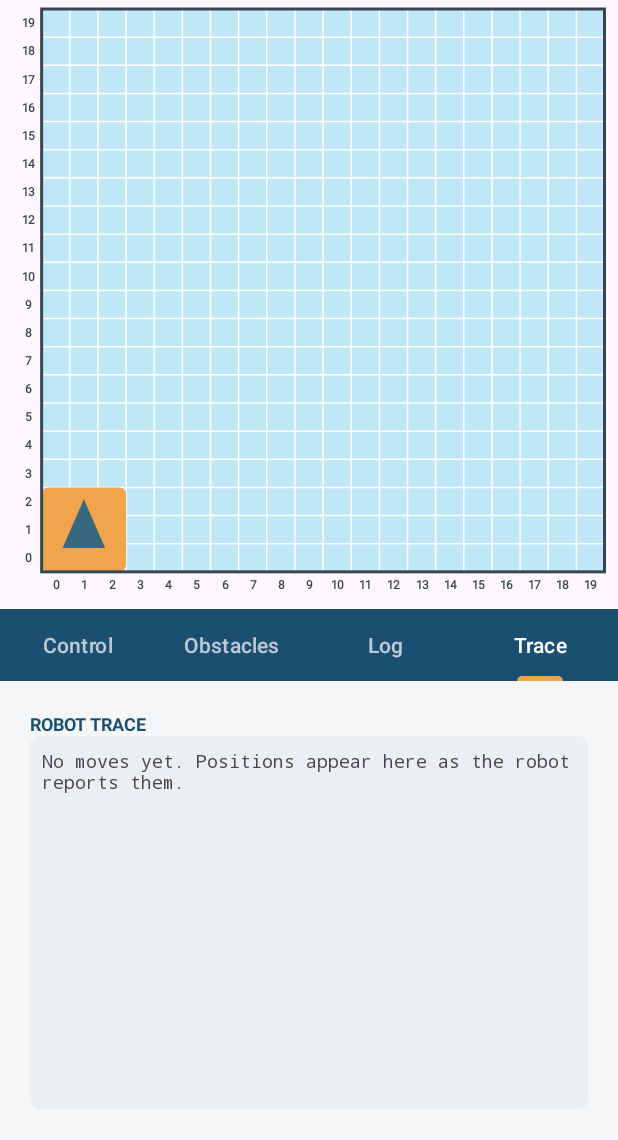
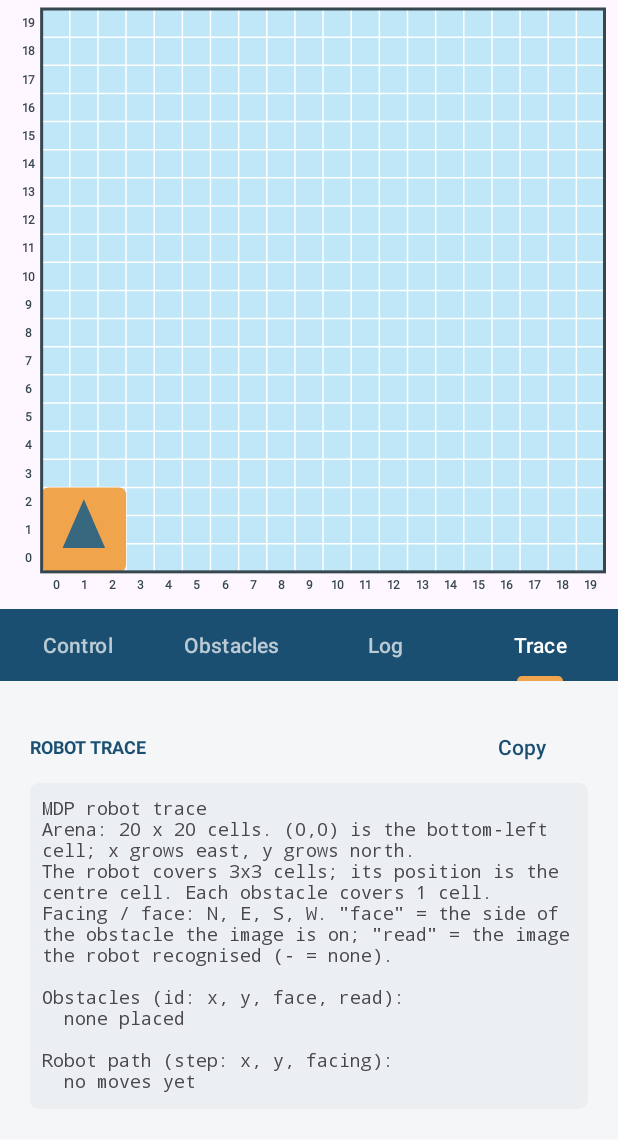
Before and after one commit to nalydch00/SC2079_Android, an Android app: the ControlActivity screen opened directly, with no data from a screen before it, tab 4 chosen, on a phone screen of 412 x 824 dp, the part 96-1236 px from its top. Run offline under Robolectric (Android 15) with nearby library versions, the phone set to English and light mode, and no system bars.

Commit message:
Add a Reset run button and a copyable trace report with the obstacles
Re-running the same layout meant either living with the last run's green
blocks, purple path and robot position, or pressing Clear map and placing
every obstacle again. Reset run keeps the obstacles where they are (with
their annotated faces) but turns them back from green to blue, wipes the
trace on the map and in the Trace tab, puts the robot back at the start,
and drops any capture the RPi announced but never answered. Nothing is
sent to the RPi: image results aren't part of the obstacles message.

The Trace tab's list couldn't be copied out to check the algorithm's path
elsewhere, and it lacked the obstacles the path was meant to visit. It now
shows a plain-text report - the arena's coordinate conventions, every
obstacle (position, face, image read), then the robot's path - which is
selectable and has a Copy button that puts the whole report on the
clipboard, ready to paste into a chatbot.

Co-Authored-By: Claude Opus 5.5 <noreply@anthropic.com>
Claude-Session: https://claude.ai/code/session_01VF8en5DNXaKCia3kQnYqiF

```diff
--- a/app/src/main/java/com/sc2079/mdp/ui/ControlActivity.kt
+++ b/app/src/main/java/com/sc2079/mdp/ui/ControlActivity.kt
@@ -1,6 +1,9 @@
 package com.sc2079.mdp.ui
 
+import android.content.ClipData
+import android.content.ClipboardManager
 import android.content.Intent
+import android.os.Build
 import android.os.Bundle
 import android.view.Menu
 import android.view.MenuItem
@@ -104,6 +107,9 @@ class ControlActivity : AppCompatActivity(), ArenaView.Listener {
 
     private fun wireArenaActions() = with(binding.controls) {
         btnSendMap.setOnClickListener { transmitObstacles() }
+        // Image results aren't part of the obstacles message, so the RPi's copy
+        // of the map is unchanged and there's nothing to resend.
+        btnResetRun.setOnClickListener { viewModel.resetRun() }
         btnClearMap.setOnClickListener {
             viewModel.clearArena()
             transmitObstacles()
@@ -137,6 +143,15 @@ class ControlActivity : AppCompatActivity(), ArenaView.Listener {
         inputMessage.doAfterTextChanged { btnSendText.isEnabled = !it.isNullOrBlank() }
         btnSendText.isEnabled = false
         btnClearLog.setOnClickListener { viewModel.clearLog() }
+        btnCopyTrace.setOnClickListener { copyTrace() }
+    }
+
+    private fun copyTrace() {
+        val report = TraceReport.format(viewModel.arena.value, viewModel.trace.value)
+        getSystemService(ClipboardManager::class.java)
+            .setPrimaryClip(ClipData.newPlainText(getString(R.string.section_trace), report))
+        // Android 13+ shows its own confirmation whenever something is copied.
+        if (Build.VERSION.SDK_INT < Build.VERSION_CODES.TIRAMISU) toast(getString(R.string.trace_copied))
     }
 
     private fun sendTypedMessage() {
@@ -173,6 +188,7 @@ class ControlActivity : AppCompatActivity(), ArenaView.Listener {
             arena.robot.facing.code,
         )
         renderSelection()
+        renderTraceReport()
     }
 
     private fun renderSelection() {
@@ -198,17 +214,14 @@ class ControlActivity : AppCompatActivity(), ArenaView.Listener {
 
     private fun renderTrace(trace: List<Robot>) {
         binding.arenaView.trace = trace
-        val controls = binding.controls
-        controls.traceText.text = if (trace.isEmpty()) {
-            getString(R.string.trace_empty)
-        } else {
-            val rows = trace.mapIndexed { index, pose ->
-                "${(index + 1).toString().padStart(3)}  ${pose.x.toString().padStart(3)}  " +
-                    "${pose.y.toString().padStart(3)}    ${pose.facing.code}"
-            }
-            (listOf(getString(R.string.trace_header)) + rows).joinToString("\n")
-        }
-        controls.traceScroll.post { controls.traceScroll.fullScroll(View.FOCUS_DOWN) }
+        renderTraceReport()
+        val scroll = binding.controls.traceScroll
+        scroll.post { scroll.fullScroll(View.FOCUS_DOWN) }
+    }
+
+    /** Also re-run on every map change, since the report lists the obstacles too. */
+    private fun renderTraceReport() {
+        binding.controls.traceText.text = TraceReport.format(viewModel.arena.value, viewModel.trace.value)
     }
 
     /**
--- /dev/null
+++ b/app/src/main/java/com/sc2079/mdp/ui/TraceReport.kt
@@ -0,0 +1,35 @@
+package com.sc2079.mdp.ui
+
+import com.sc2079.mdp.model.Arena
+import com.sc2079.mdp.model.Robot
+
+/**
+ * The Trace tab's text, built to be copied as-is into a chatbot to check the
+ * path-planning algorithm: the coordinate conventions first, then the
+ * obstacles the robot had to visit, then every pose it reported, in order.
+ */
+object TraceReport {
+
+    fun format(arena: Arena, trace: List<Robot>): String = buildString {
+        appendLine("MDP robot trace")
+        appendLine("Arena: ${arena.columns} x ${arena.rows} cells. (0,0) is the bottom-left cell; x grows east, y grows north.")
+        appendLine("The robot covers 3x3 cells; its position is the centre cell. Each obstacle covers 1 cell.")
+        appendLine("Facing / face: N, E, S, W. \"face\" = the side of the obstacle the image is on; \"read\" = the image the robot recognised (- = none).")
+        appendLine()
+        appendLine("Obstacles (id: x, y, face, read):")
+        if (arena.obstacles.isEmpty()) appendLine("  none placed")
+        arena.obstacles.sortedBy { it.id }.forEach { obstacle ->
+            appendLine(
+                "  ${obstacle.id}: (${obstacle.x}, ${obstacle.y})  face ${obstacle.targetFace?.code ?: "-"}" +
+                    "  read ${obstacle.targetId ?: "-"}",
+            )
+        }
+        appendLine()
+        appendLine("Robot path (step: x, y, facing):")
+        if (trace.isEmpty()) append("  no moves yet")
+        trace.forEachIndexed { index, pose ->
+            if (index > 0) appendLine()
+            append("  ${index + 1}: (${pose.x}, ${pose.y}) ${pose.facing.code}")
+        }
+    }
+}
--- a/app/src/main/res/layout/view_controls.xml
+++ b/app/src/main/res/layout/view_controls.xml
@@ -307,6 +307,14 @@
                     android:text="@string/send_map" />
 
                 <Button
+                    android:id="@+id/btn_reset_run"
+                    android:layout_width="0dp"
+                    android:layout_height="wrap_content"
+                    android:layout_marginEnd="4dp"
+                    android:layout_weight="1"
+                    android:text="@string/reset_run" />
+
+                <Button
                     android:id="@+id/btn_clear_map"
                     android:layout_width="0dp"
                     android:layout_height="wrap_content"
@@ -423,10 +431,26 @@
             android:padding="20dp"
             android:visibility="gone">
 
-            <TextView
-                style="@style/SectionHeader"
-                android:layout_marginTop="0dp"
-                android:text="@string/section_trace" />
+            <LinearLayout
+                android:layout_width="match_parent"
+                android:layout_height="wrap_content"
+                android:gravity="center_vertical"
+                android:orientation="horizontal">
+
+                <TextView
+                    style="@style/SectionHeader"
+                    android:layout_width="0dp"
+                    android:layout_marginTop="0dp"
+                    android:layout_weight="1"
+                    android:text="@string/section_trace" />
+
+                <Button
+                    android:id="@+id/btn_copy_trace"
+                    style="@style/Widget.Material3.Button.TextButton"
+                    android:layout_width="wrap_content"
+                    android:layout_height="wrap_content"
+                    android:text="@string/copy" />
+            </LinearLayout>
 
             <ScrollView
                 android:id="@+id/trace_scroll"
@@ -441,7 +465,7 @@
                     android:layout_height="wrap_content"
                     android:fontFamily="monospace"
                     android:padding="8dp"
-                    android:text="@string/trace_empty"
+                    android:textIsSelectable="true"
                     android:textSize="12sp" />
             </ScrollView>
         </LinearLayout>
--- a/app/src/main/res/values/strings.xml
+++ b/app/src/main/res/values/strings.xml
@@ -14,8 +14,8 @@
     <string name="tab_log">Log</string>
     <string name="tab_trace">Trace</string>
     <string name="section_trace">Robot trace</string>
-    <string name="trace_empty">No moves yet. Positions appear here as the robot reports them.</string>
-    <string name="trace_header">"  #    x    y  facing"</string>
+    <string name="copy">Copy</string>
+    <string name="trace_copied">Trace copied</string>
 
     <string name="connect">Connect</string>
     <string name="listen">Reconnect</string>
@@ -65,6 +65,7 @@
 
     <string name="send_map">Send all</string>
     <string name="clear_map">Clear map</string>
+    <string name="reset_run">Reset run</string>
     <string name="start_image">Image rec.</string>
     <string name="start_fastest">Fastest path</string>
     <string name="message_hint">Text to send</string>
```
Also changed, not shown: app/src/main/java/com/sc2079/mdp/model/Arena.kt (+8 -0 lines), app/src/main/java/com/sc2079/mdp/ui/MainViewModel.kt (+10 -0 lines), 4 other files.
